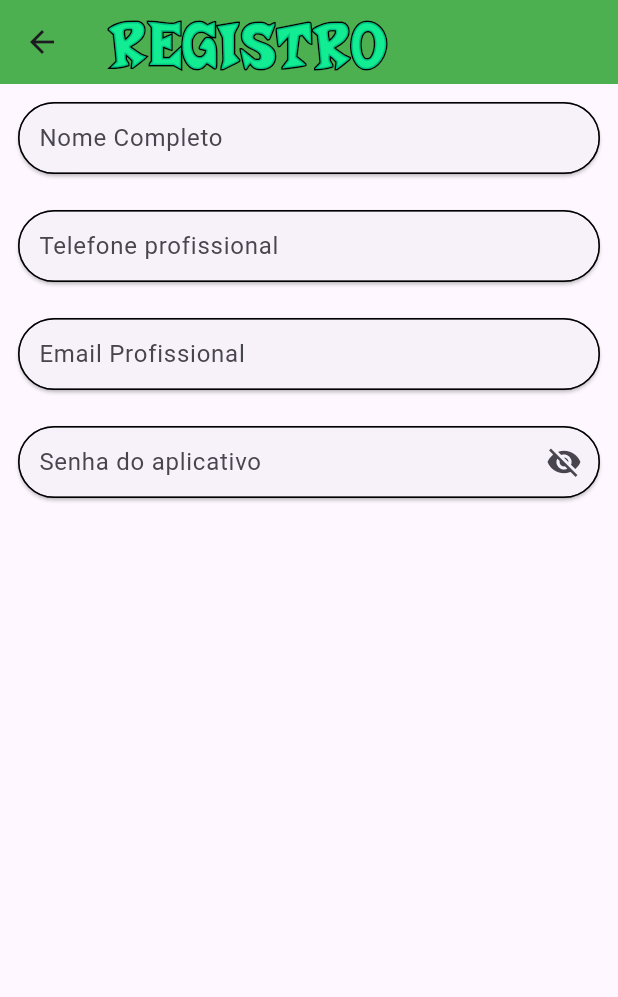
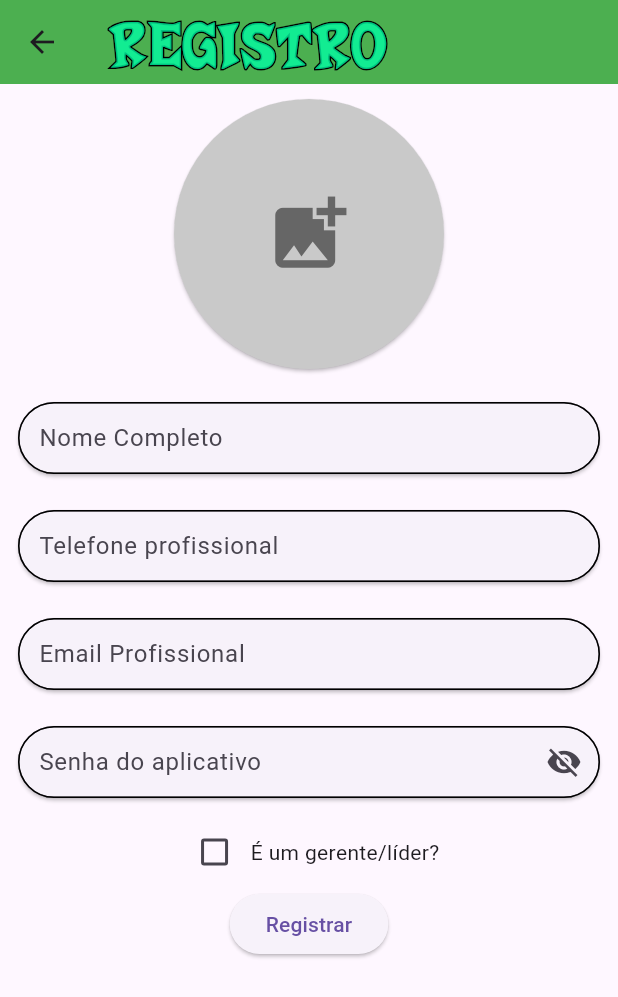
Before and after one commit to Dl4nor/n_valid, a Flutter app: the RegisterPage screen opened directly, on a phone screen of 412 x 824 dp. Shown: the top 997 px of the screen. Run offline on Flutter 3.47's test engine with Material 3 defaults, Android fonts, the phone set to English and light mode, and no system bars; our stand-ins replace device_preview, firebase_auth, firebase_core; missing offline and left inert: deepl_dart; accounts and stored records are empty.

Commit message:
Terminando register_page.dart + Authenticator funcionando legal + Definido todos os campos de regísto (eu acho) - Falta terminar as excessões de preenchimento
// Agr já pode, né não? 😉

```diff
--- a/lib/app_widget.dart
+++ b/lib/app_widget.dart
@@ -181,12 +181,15 @@ class CustomTextField extends StatefulWidget {
   final bool isOcult;
   final Function(String) onChanged;
   final TextInputType textInputType;
+  final int? maxLength;
 
-  const CustomTextField({super.key,
+  const CustomTextField({
+                         super.key,
                          required this.labelText,
                          this.isOcult = false,
                          required this.onChanged,
-                         this.textInputType = TextInputType.text
+                         this.textInputType = TextInputType.text,
+                         this.maxLength
                         });
 
   @override
@@ -198,10 +201,14 @@ class _CustomTextFieldState extends State<CustomTextField> {
   get labelText => widget.labelText;
   get isOcult => widget.isOcult;
   get inputType => widget.textInputType;
+  get maxLen => widget.maxLength;
   late bool ifisOcult = isOcult;
 
   @override
   Widget build(BuildContext context) {
+
+    final int? realMaxLen = inputType == TextInputType.phone ? 11 : maxLen;
+
     return Padding(
       padding: const EdgeInsets.all(8.0),
       child: Card(
@@ -213,9 +220,9 @@ class _CustomTextFieldState extends State<CustomTextField> {
           obscuringCharacter: '✦',
           obscureText: ifisOcult,
           keyboardType: inputType,
-          inputFormatters: inputType == TextInputType.phone
+          inputFormatters: inputType == TextInputType.phone || inputType == TextInputType.number
                            ? [
-                            LengthLimitingTextInputFormatter(11),
+                            LengthLimitingTextInputFormatter(realMaxLen),
                             FilteringTextInputFormatter.digitsOnly
                            ]
                            : [],
--- a/lib/register_page.dart
+++ b/lib/register_page.dart
@@ -1,3 +1,5 @@
+import 'package:firebase_auth/firebase_auth.dart';
+import 'package:firebase_core/firebase_core.dart';
 import 'package:flutter/material.dart';
 import 'package:n_valid/app_widget.dart';
 
@@ -10,15 +12,17 @@ class RegisterPage extends StatefulWidget {
 
 class _RegisterPageState extends State<RegisterPage> {
 
+  String email = '';
+  String senha = '';
+  late String telefone;
+  late String nomeCompleto;
+  late String Uname;
+  late String CNPJ;
+  late String nomeLoja;
+  bool isAdmin = false;
+
   @override
   Widget build(BuildContext context) {
-
-    String email;
-    String senha;
-    String telefone = '';
-    String nome = '';
-    String Uname = '';
-    bool isAdmin = false;
 
     void generateUname(String nomeCompleto, String tel){
       List<String> nomes = nomeCompleto.split(' ');
@@ -26,12 +30,36 @@ class _RegisterPageState extends State<RegisterPage> {
       if(nomes.length>1 && tel.length == 11){
         String firstLetter = nomes.first[0];
         String lastName = nomes.last;
-        String last4digits = tel.substring(-4);
+        String last4digits = tel.substring(7);
 
         setState(() {
           Uname = '$firstLetter$lastName$last4digits';
         });
       }
+    }
+
+    void updateCheckBox(){
+      setState(() {
+        isAdmin = !isAdmin;
+      });
+    }
+
+    Widget buildAdminField() {
+      return Column(
+              children: [
+                CustomTextField(
+                  labelText: "CNPJ da loja",
+                  maxLength: 14,
+                  textInputType: TextInputType.number,
+                  onChanged: (senha) {senha = senha;},
+                ),
+
+                CustomTextField(
+                  labelText: "Nome da Loja",
+                  onChanged: (senha) {senha = senha;},
+                ),
+              ],
+            );
     }
 
     return Scaffold(
@@ -40,36 +68,75 @@ class _RegisterPageState extends State<RegisterPage> {
         child: Column(
           mainAxisAlignment: MainAxisAlignment.center,
           children: [
+            Container(
+              padding: EdgeInsets.all(10.0),
+              height: 200,
+              width: 200,
+              child: ElevatedButton(
+                style: const ButtonStyle(
+                  backgroundColor: WidgetStatePropertyAll(Color.fromARGB(255, 201, 201, 201)),
+                ),
+                onPressed: (){
+
+                },
+                child: const Icon(
+                  Icons.add_photo_alternate,
+                  size: 60,
+                  color: Color.fromARGB(255, 102, 102, 102),)
+              ),
+            ),
             CustomTextField(
               labelText: "Nome Completo",
               onChanged: (nome){
-                nome = nome;
-                if(nome.isNotEmpty) {
-                  generateUname(nome, telefone);
-                }
+                nomeCompleto = nome;
               }
             ),
             CustomTextField(
               labelText: "Telefone profissional",
               textInputType: TextInputType.phone,
-              onChanged: (telefone) {
-                telefone = telefone;
-                if(telefone.isNotEmpty) {
-                  generateUname(nome, telefone); //Gerar Uname aparentemente não está funcionando
-                }
+              onChanged: (tel) {
+                telefone = tel;
               },
             ),
             CustomTextField(
               labelText: "Email Profissional",
-              onChanged: (email) {email = email;}
+              onChanged: (mail) {email = mail;}
             ),
             CustomTextField(
               labelText: "Senha do aplicativo",
               isOcult: true,
-              onChanged: (senha) {senha = senha;},
+              onChanged: (pass) {senha = pass;},
             ),
+            Row(
+              mainAxisAlignment: MainAxisAlignment.center,
+              children: [
+                Checkbox(
+                  activeColor: Colors.green,
+                  value: isAdmin,
+                  onChanged: (x) {
+                    updateCheckBox();
+                  }),
+                  Text('É um gerente/líder?')
+              ],
+            ),
+            if(isAdmin)
+              buildAdminField(),
 
-
+            ElevatedButton(
+              onPressed: (){
+                setState(() {
+                  if(email.isNotEmpty && senha.isNotEmpty) //Falta terminar aq doidão :(
+                  FirebaseAuth.instance.createUserWithEmailAndPassword(
+                    email: email,
+                    password: senha
+                  );
+                  if(telefone.length == 11 && nomeCompleto.split(' ').length > 1) {
+                    generateUname(nomeCompleto, telefone);
+                  }
+                });
+              },
+              child: Text('Registrar')
+            )
           ],
         )
       ),
```
